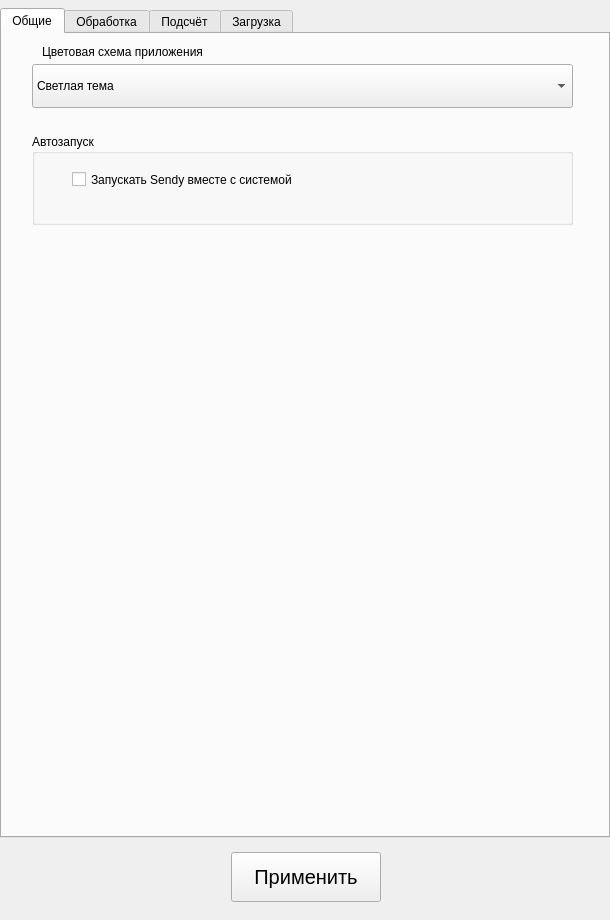
First picture: the form in cropper/ui/settings.ui, repository andrey-david/Sendy, before the edit.
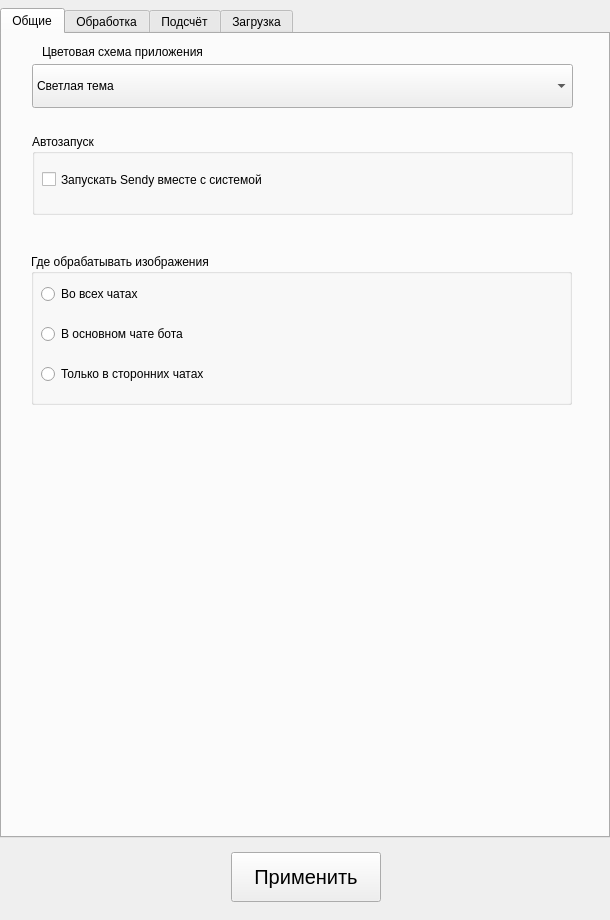
Second picture: the form after the edit.

Commit message: feat(settings): add radio buttons on main settings page for chat selection

```diff
--- a/cropper/ui/settings.ui
+++ b/cropper/ui/settings.ui
@@ -136,7 +136,7 @@
           <x>30</x>
           <y>100</y>
           <width>541</width>
-          <height>91</height>
+          <height>81</height>
          </rect>
         </property>
         <property name="title">
@@ -145,9 +145,9 @@
         <widget class="QCheckBox" name="checkBox">
          <property name="geometry">
           <rect>
-           <x>40</x>
+           <x>10</x>
            <y>20</y>
-           <width>471</width>
+           <width>521</width>
            <height>51</height>
           </rect>
          </property>
@@ -162,6 +162,61 @@
          </property>
         </widget>
        </widget>
+       <widget class="QGroupBox" name="groupBox_9">
+        <property name="geometry">
+         <rect>
+          <x>29</x>
+          <y>220</y>
+          <width>541</width>
+          <height>151</height>
+         </rect>
+        </property>
+        <property name="title">
+         <string>Где обрабатывать изображения</string>
+        </property>
+        <widget class="QRadioButton" name="radioButton">
+         <property name="geometry">
+          <rect>
+           <x>10</x>
+           <y>30</y>
+           <width>521</width>
+           <height>20</height>
+          </rect>
+         </property>
+         <property name="text">
+          <string>Во всех чатах</string>
+         </property>
+         <property name="checked">
+          <bool>false</bool>
+         </property>
+        </widget>
+        <widget class="QRadioButton" name="radioButton_2">
+         <property name="geometry">
+          <rect>
+           <x>10</x>
+           <y>70</y>
+           <width>521</width>
+           <height>20</height>
+          </rect>
+         </property>
+         <property name="text">
+          <string>В основном чате бота</string>
+         </property>
+        </widget>
+        <widget class="QRadioButton" name="radioButton_3">
+         <property name="geometry">
+          <rect>
+           <x>10</x>
+           <y>110</y>
+           <width>521</width>
+           <height>20</height>
+          </rect>
+         </property>
+         <property name="text">
+          <string>Только в сторонних чатах</string>
+         </property>
+        </widget>
+       </widget>
       </widget>
       <widget class="QWidget" name="tab_2">
        <attribute name="title">
```
The commit also changes 1 other file.
